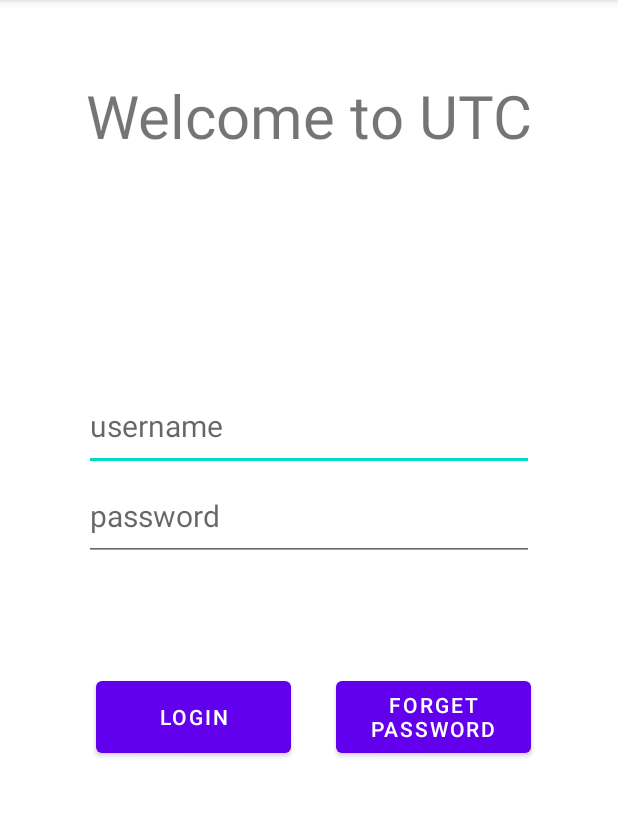
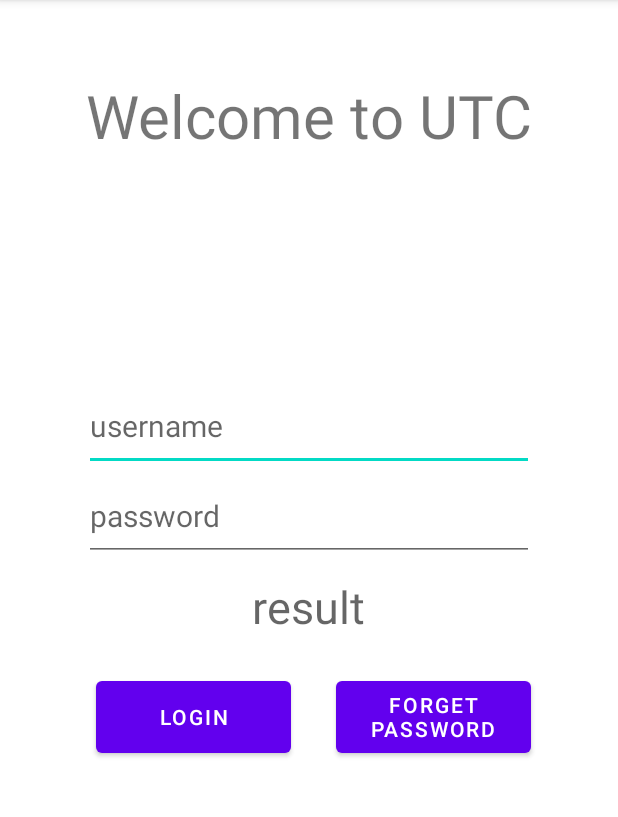
Before and after one commit to NguyenThao1912/SuiiCao, an Android app: the screen it shows after launch (MainActivity), on a phone screen of 412 x 824 dp, the part 84-901 px from its top. Run offline under Robolectric (Android 15) with nearby library versions, the phone set to English and light mode, and no system bars; our stand-ins replace data binding; 1 statement that could not run was skipped.

Commit message:
login example add structure MVVM architecture

```diff
--- a/app/build.gradle
+++ b/app/build.gradle
@@ -22,6 +22,9 @@ android {
             proguardFiles getDefaultProguardFile('proguard-android-optimize.txt'), 'proguard-rules.pro'
         }
     }
+    dataBinding{
+        enabled=true
+    }
     compileOptions {
         sourceCompatibility JavaVersion.VERSION_1_8
         targetCompatibility JavaVersion.VERSION_1_8
@@ -36,4 +39,5 @@ dependencies {
     testImplementation 'junit:junit:4.+'
     androidTestImplementation 'androidx.test.ext:junit:1.1.2'
     androidTestImplementation 'androidx.test.espresso:espresso-core:3.3.0'
+
 }
--- a/app/src/main/java/com/monsun/suiicao/MainActivity.java
+++ b/app/src/main/java/com/monsun/suiicao/MainActivity.java
@@ -1,14 +1,48 @@
 package com.monsun.suiicao;
+import androidx.appcompat.app.AppCompatActivity;
+import androidx.databinding.DataBindingUtil;
+import androidx.lifecycle.Observer;
+import androidx.lifecycle.ViewModelProviders;
+import android.os.Bundle;
+import android.text.TextUtils;
+import android.widget.TextView;
+import com.monsun.suiicao.databinding.LoginBinding;
+import com.monsun.suiicao.models.User;
+import com.monsun.suiicao.viewmodels.LoginViewModel;
 
-import androidx.appcompat.app.AppCompatActivity;
-
-import android.os.Bundle;
+import java.util.Objects;
 
 public class MainActivity extends AppCompatActivity {
-
+    private LoginViewModel loginVM;
+    private LoginBinding binding;
     @Override
     protected void onCreate(Bundle savedInstanceState) {
         super.onCreate(savedInstanceState);
-        setContentView(R.layout.login);
+        loginVM = ViewModelProviders.of(this).get(LoginViewModel.class);
+        binding = DataBindingUtil.setContentView(MainActivity.this,R.layout.login);
+        binding.setLifecycleOwner(this);
+        binding.setILogin(loginVM);
+
+        //check simple input realtime
+        loginVM.getUser().observe(this, new Observer<User>() {
+            @Override
+            public void onChanged(User user) {
+                if(TextUtils.isEmpty(Objects.requireNonNull(user).getUsername()))
+                {
+                    binding.username.setError("Username can not be empty");
+                    binding.username.requestFocus();
+                }
+                else if (TextUtils.isEmpty(Objects.requireNonNull(user).getPassword()))
+                {
+                    binding.password.setError("Password can not be empty");
+                    binding.password.requestFocus();
+                }
+                else if (!user.isPasswordGreaterThan_Eight())
+                {
+                    binding.password.setError("Password must have at least 8 character");
+                    binding.password.requestFocus();
+                }
+            }
+        });
     }
 }
--- /dev/null
+++ b/app/src/main/java/com/monsun/suiicao/viewmodels/LoginViewModel.java
@@ -0,0 +1,51 @@
+package com.monsun.suiicao.viewmodels;
+
+import android.util.Log;
+import android.view.View;
+import android.widget.MultiAutoCompleteTextView;
+import android.widget.TextView;
+import android.widget.Toast;
+
+import androidx.databinding.ObservableField;
+import androidx.lifecycle.LiveData;
+import androidx.lifecycle.MutableLiveData;
+import androidx.lifecycle.ViewModel;
+
+import com.monsun.suiicao.R;
+import com.monsun.suiicao.models.User;
+
+import java.util.List;
+import java.util.Observable;
+
+public class LoginViewModel extends ViewModel {
+    //binding data in xml
+    public MutableLiveData<String> username = new MutableLiveData<>();
+    public MutableLiveData<String> password = new MutableLiveData<>();
+    public ObservableField<String> isSuccess = new ObservableField<>();
+    //_user variable
+    private MutableLiveData<User> _user;
+
+    public LiveData<User> getUser()
+    {
+        if (_user == null) {
+            _user = new MutableLiveData<>();
+        }
+        return _user;
+    }
+    public void onClick(View view){
+        User u = new User(username.getValue(),password.getValue());
+        _user.setValue(u);
+        //logic check on server here
+        try
+        {
+            if(_user.getValue().getUsername().equals("thao") && _user.getValue().getPassword().equals("12345678"))
+                isSuccess.set("Success");
+            else
+                isSuccess.set("Failed to Login");
+        }
+        catch (NullPointerException e)
+        {
+            Log.e("LoginError",e.getMessage());
+        }
+    }
+}
--- a/app/src/main/res/layout/login.xml
+++ b/app/src/main/res/layout/login.xml
@@ -1,8 +1,24 @@
 <?xml version="1.0" encoding="utf-8"?>
-<RelativeLayout xmlns:android="http://schemas.android.com/apk/res/android"
+<layout xmlns:android="http://schemas.android.com/apk/res/android">
+    <data>
+        <variable
+            name="iLogin"
+            type="com.monsun.suiicao.viewmodels.LoginViewModel" />
+    </data>
+    <RelativeLayout
         android:layout_width="match_parent"
         android:layout_height="match_parent">
 
+        <TextView
+            android:layout_width="wrap_content"
+            android:id="@+id/result"
+            android:layout_height="wrap_content"
+            android:layout_below="@id/password"
+            android:hint="result"
+            android:text="@{iLogin.isSuccess}"
+            android:layout_centerHorizontal="true"
+            android:layout_marginTop="10dp"
+            android:textSize="30sp" />
         <TextView
         android:layout_width="wrap_content"
         android:layout_height="wrap_content"
@@ -18,6 +34,7 @@
             android:id="@+id/username"
             android:layout_below="@+id/welcome"
             android:layout_marginTop="150dp"
+            android:text="@={iLogin.username}"
             android:layout_centerHorizontal="true"
             android:textSize="20sp"
             android:hint="username" />
@@ -27,6 +44,7 @@
             android:layout_height="60dp"
             android:id="@+id/password"
             android:textSize="20sp"
+            android:text="@={iLogin.password}"
             android:layout_below="@+id/username"
             android:layout_centerHorizontal="true"
             android:hint="password" />
@@ -38,6 +56,7 @@
             android:layout_below="@id/password"
             android:layout_alignParentStart="true"
             android:layout_marginStart="64dp"
+            android:onClick="@{(v) -> iLogin.onClick(v)}"
             android:layout_marginLeft="100dp"
             android:layout_marginTop="74dp"
             android:text="Login" />
@@ -52,3 +71,4 @@
             android:text="Forget PassWord"
             android:layout_marginLeft="30dp"/>
     </RelativeLayout>
+</layout>
```
Also changed, not shown: app/src/main/res/layout/activity_main.xml (+3 -16 lines). Lines whose indentation alone changed are shown as unchanged.
